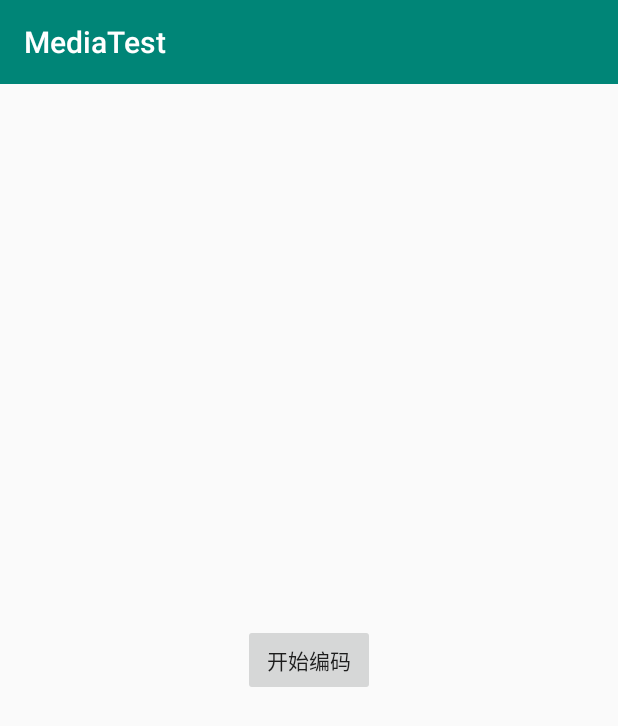
After one commit to wys919591169/MediaTest, an Android app: the SynthesizerActivity screen opened directly, with no data from a screen before it, on a phone screen of 412 x 824 dp. The commit adds this screen. Shown: the top 726 px of the screen. Run offline under Robolectric (Android 15) with nearby library versions, the phone set to English and light mode, and no system bars.

Commit message:
[音视频demo wys 2020-6-10] 视频硬编码

```diff
--- a/app/src/main/AndroidManifest.xml
+++ b/app/src/main/AndroidManifest.xml
@@ -28,6 +28,7 @@
         <activity android:name=".ui.OpenGLPlayersActivity"/>
         <activity android:name=".ui.EGLPlayerActivity"/>
         <activity android:name=".ui.FBOPlayerActivity"/>
+        <activity android:name=".ui.SynthesizerActivity"/>
     </application>
 
 </manifest>
--- a/app/src/main/java/com/wys/mediatest/ui/MainActivity.kt
+++ b/app/src/main/java/com/wys/mediatest/ui/MainActivity.kt
@@ -54,4 +54,9 @@ class MainActivity : AppCompatActivity() {
         startActivity(Intent(baseContext, FBOPlayerActivity::class.java))
 
     }
+
+    fun clickToByte(view: View) {
+        startActivity(Intent(baseContext, SynthesizerActivity::class.java))
+
+    }
 }
--- /dev/null
+++ b/app/src/main/res/layout/activity_synthesizer.xml
@@ -0,0 +1,15 @@
+<?xml version="1.0" encoding="utf-8"?>
+<androidx.constraintlayout.widget.ConstraintLayout xmlns:android="http://schemas.android.com/apk/res/android"
+        android:layout_width="match_parent"
+        android:layout_height="match_parent"
+        xmlns:app="http://schemas.android.com/apk/res-auto">
+    <Button android:id="@+id/btn"
+            android:layout_width="wrap_content"
+            android:layout_height="wrap_content"
+            app:layout_constraintTop_toTopOf="parent"
+            app:layout_constraintBottom_toBottomOf="parent"
+            app:layout_constraintLeft_toLeftOf="parent"
+            app:layout_constraintRight_toRightOf="parent"
+            android:text="开始编码"
+            android:onClick="onStartClick" />
+</androidx.constraintlayout.widget.ConstraintLayout>
```
Also changed, not shown: app/src/main/java/com/wys/mediatest/ui/SynthesizerActivity.kt (added, +147 -0 lines), app/src/main/res/layout/activity_main.xml (+7 -0 lines).
